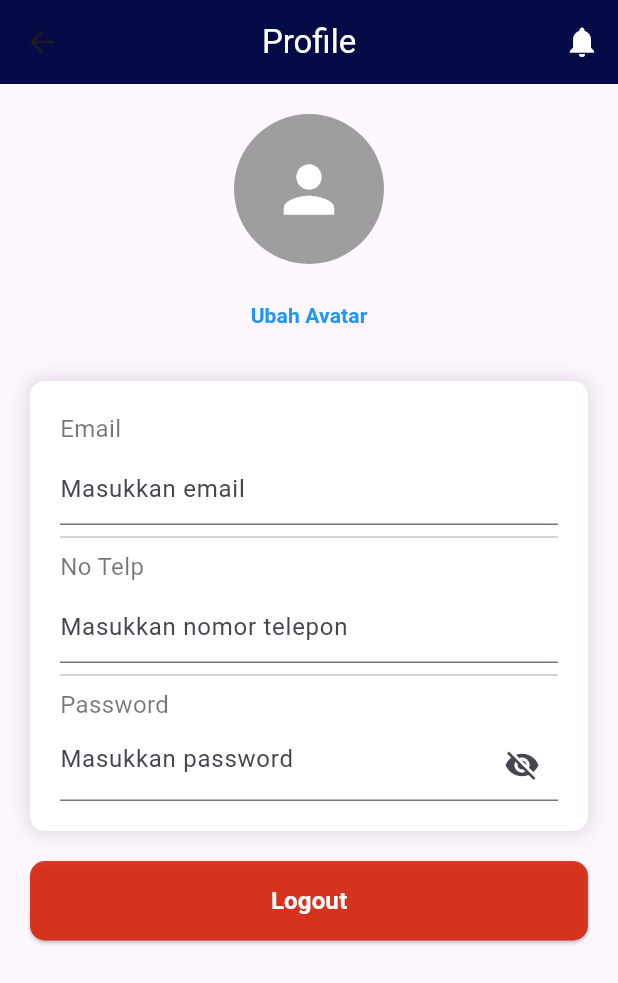
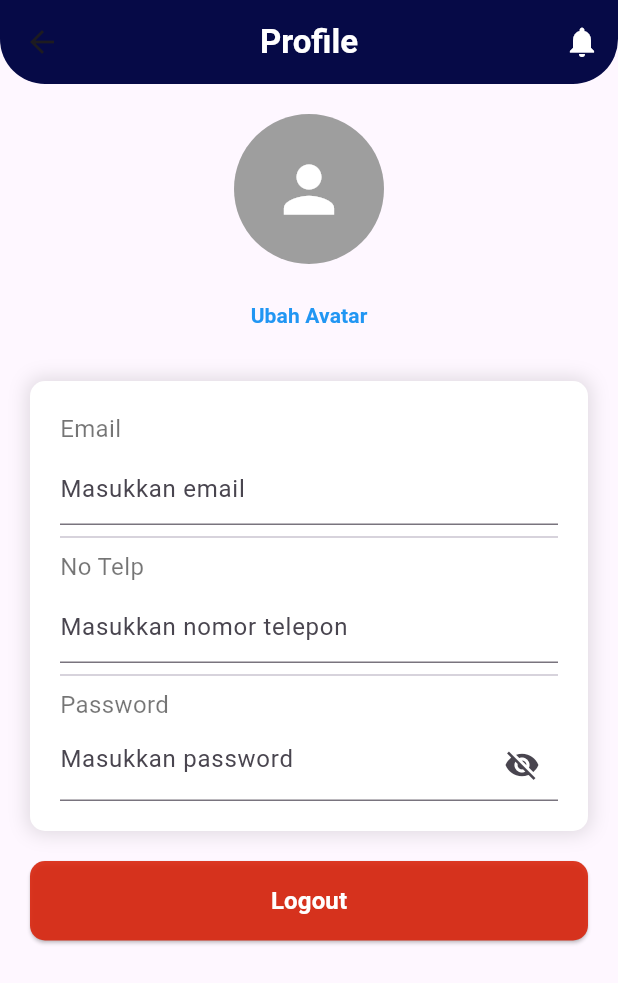
Before and after one commit to davinalifianda123/Wicara_Admin_Mobile, a Flutter app: the ProfileScreen screen opened directly, on a phone screen of 412 x 824 dp. Shown: the top 983 px of the screen. Run offline on Flutter 3.47's test engine with Material 3 defaults, Android fonts, the light colour scheme and no system bars.

Commit message:
halusin sudut border header profile

```diff
--- a/lib/main.dart
+++ b/lib/main.dart
@@ -1988,9 +1988,15 @@ class _ProfileScreenState extends State<ProfileScreen> {
           "Profile",
           style: TextStyle(
             color: Colors.white, // Mengubah warna teks menjadi putih
+            fontWeight: FontWeight.bold,
           ),
         ),
         centerTitle: true, // Menempatkan teks di tengah
+        shape: const RoundedRectangleBorder(
+          borderRadius: BorderRadius.vertical(
+            bottom: Radius.circular(30),
+          ),
+        ),
         actions: [
           IconButton(
             icon: const Icon(
```
